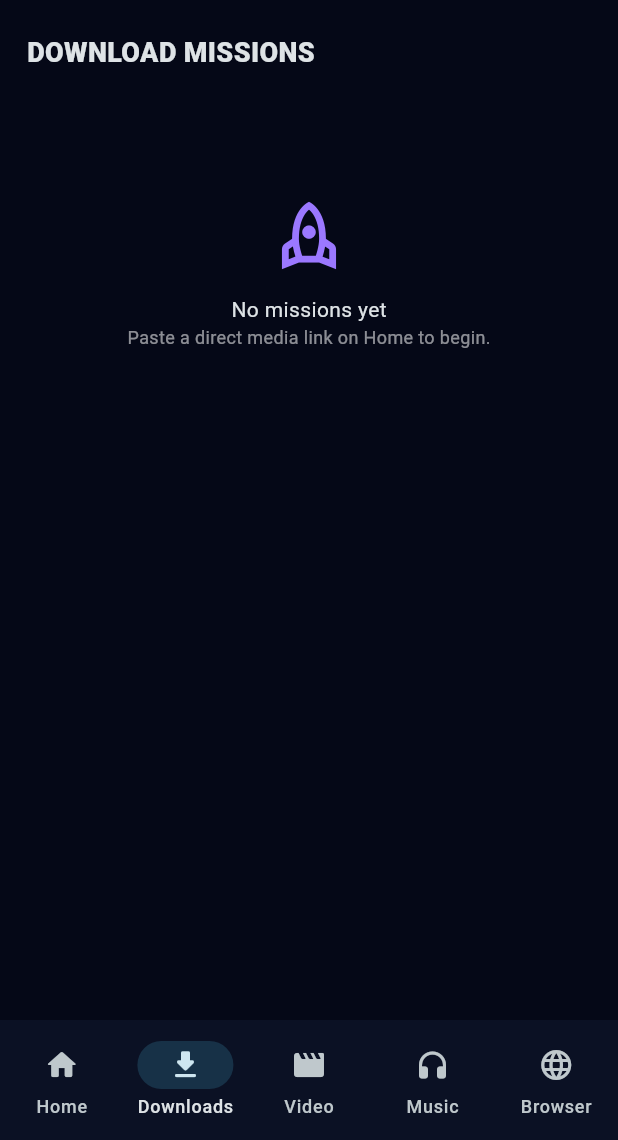
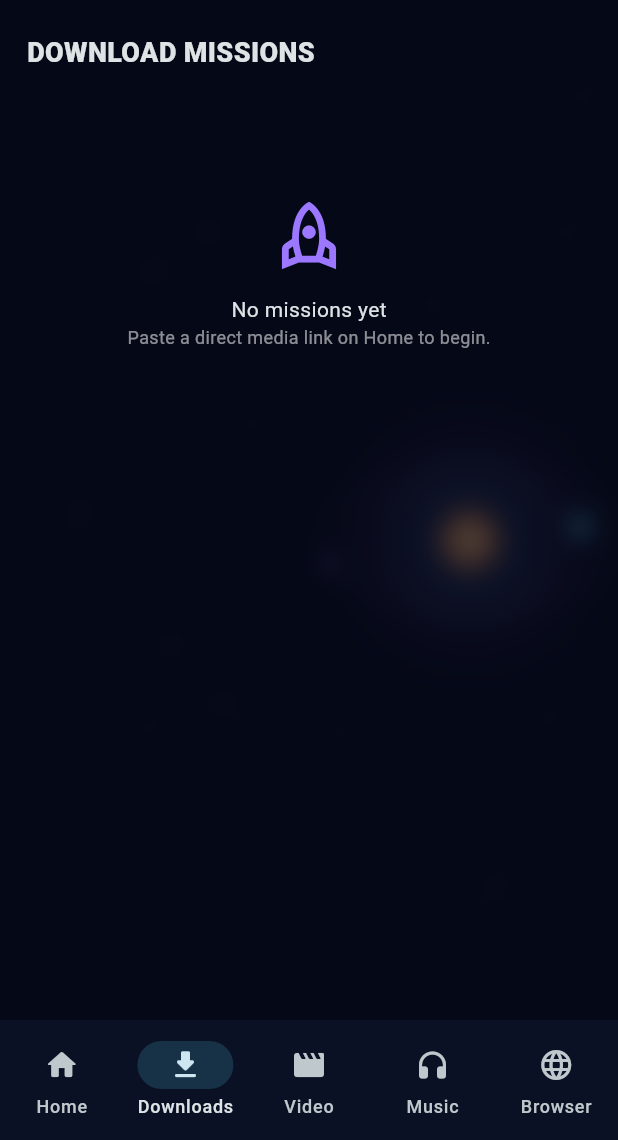
Before and after one commit to roopanaaz2-code/Cosmic-Download, a Flutter app: the screen it shows after launch, item 2 of the bottom bar chosen, on a phone screen of 412 x 824 dp, the part 96-1236 px from its top. Run offline on Flutter 3.47's test engine with Material 3 defaults, Android fonts, the phone set to English and light mode, and no system bars; our stand-ins replace dio, file_picker, flutter_local_notifications, just_audio, video_player, webview_flutter; missing offline and left inert: ffmpeg_kit_flutter_new_audio.

Commit message:
Add softly blurred cosmic background

```diff
--- a/lib/main.dart
+++ b/lib/main.dart
@@ -1,6 +1,7 @@
 import 'dart:async';
 import 'dart:io';
 import 'dart:math' as math;
+import 'dart:ui' as ui;
 import 'package:dio/dio.dart';
 import 'package:ffmpeg_kit_flutter_new_audio/ffmpeg_kit.dart';
 import 'package:ffmpeg_kit_flutter_new_audio/return_code.dart';
@@ -393,6 +394,13 @@ class _HomePageState extends State<HomePage> with TickerProviderStateMixin {
     final pages = [_home(), _downloads(), _videoPage(), _musicPage(), _browserPage()];
     return Scaffold(
       body: Stack(children: [
+        Positioned.fill(child: ImageFiltered(
+          imageFilter: ui.ImageFilter.blur(sigmaX: 8, sigmaY: 8),
+          child: const CustomPaint(painter: GalaxyPainter()),
+        )),
+        Positioned.fill(child: Container(
+          decoration: BoxDecoration(color: bg.withValues(alpha: .72)),
+        )),
         SafeArea(child: IndexedStack(index: tab, children: pages)),
         if (showGalaxy && items.any((e) => e.status == 'Downloading'))
           Positioned.fill(child: GalaxyMissionOverlay(items: items, onClose: () => setState(() => showGalaxy = false))),
```
